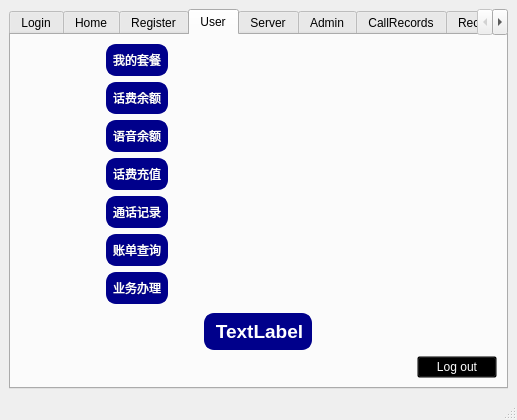
First picture: the form in src/telecharge.ui, repository Jackie-Li-0228/SQL-telecharge-system, before the edit.
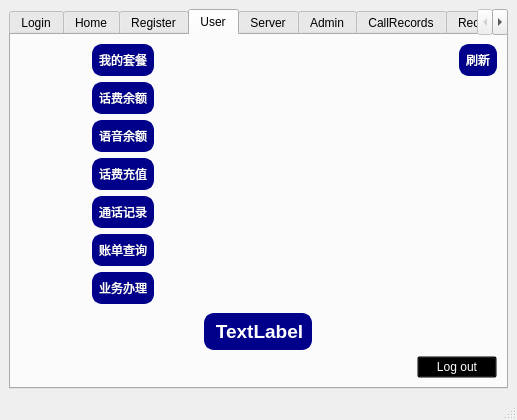
Second picture: the form after the edit. The open tabs and pages were chosen to show the change. Icons and pictures are not drawn.

Commit message: debug: refresh button

```diff
--- a/src/telecharge.ui
+++ b/src/telecharge.ui
@@ -1056,6 +1056,20 @@
             </property>
            </spacer>
           </item>
+          <item alignment="Qt::AlignTop">
+           <widget class="QPushButton" name="refreshButton_user">
+            <property name="styleSheet">
+             <string notr="true">border: 2px solid #00008B;
+border-radius: 10px;
+background-color: #00008B;
+color: #FFFFFF;
+padding: 5px;</string>
+            </property>
+            <property name="text">
+             <string>刷新</string>
+            </property>
+           </widget>
+          </item>
          </layout>
         </item>
         <item>
```
Left out of the diff: 16 changed lines with no effect on the pictures. The commit also changes 3 other files.
